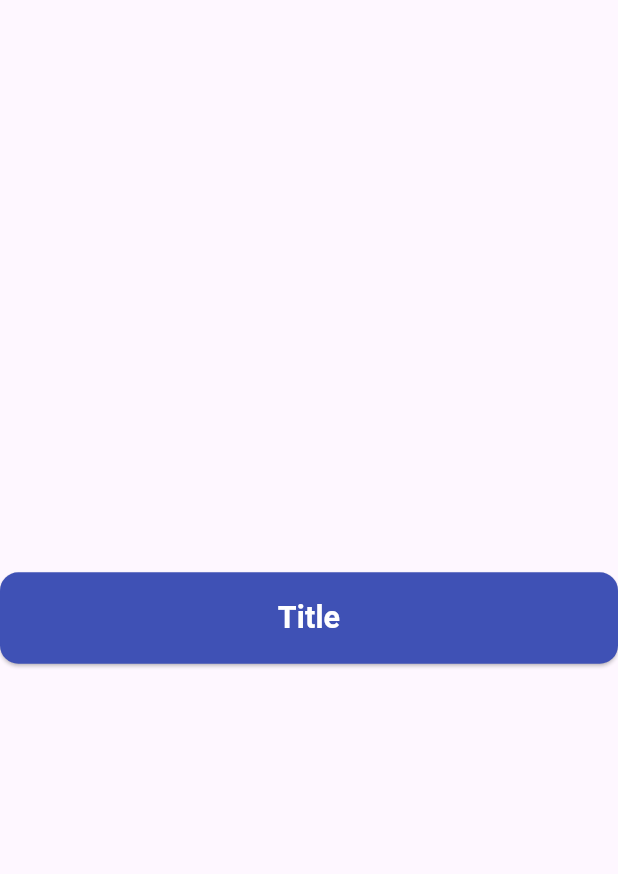
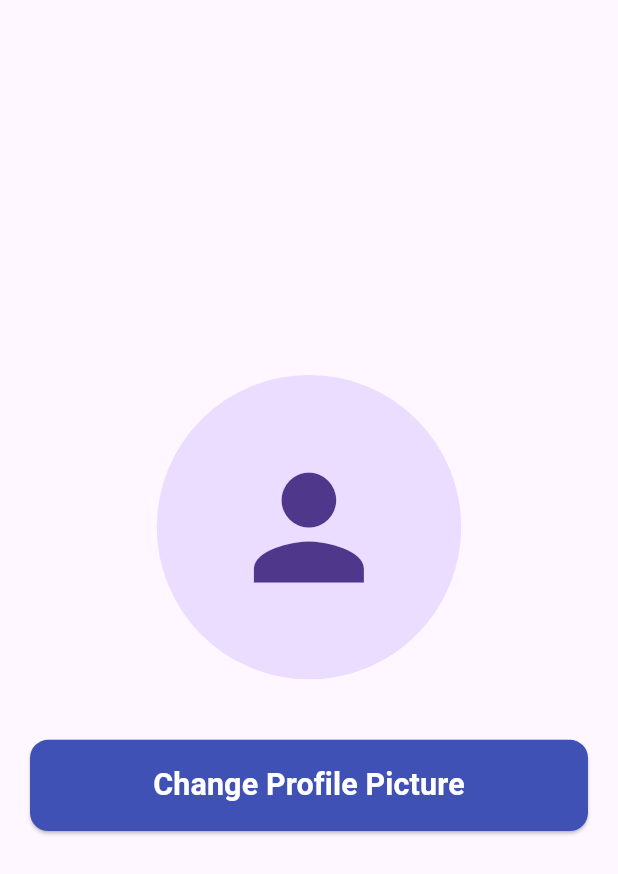
Before and after one commit to mohamdy9520-eng/todo_app, a Flutter app: the UpdateProfileScreen screen opened directly, on a phone screen of 412 x 824 dp. Shown: the top 874 px of the screen. Run offline on Flutter 3.47's test engine with Material 3 defaults, Android fonts, the phone set to English and light mode, and no system bars; our stand-ins replace flutter_screenutil, hive, hive_flutter, image_picker, lottie; accounts and stored records are empty; project files that could hold a hidden picture were left out.

Commit message:
todo app final

```diff
--- a/lib/features/update_profile/update_profile_screen.dart
+++ b/lib/features/update_profile/update_profile_screen.dart
@@ -11,7 +11,15 @@ class UpdateProfileScreen extends StatelessWidget {
       body: Column(
         mainAxisAlignment: MainAxisAlignment.center,
         children: [
-          CustomAppButtom(title: "Title",
+          CircleAvatar(
+            radius:100.h,
+            child: Icon(Icons.person, size: 100.w),
+          ),
+          SizedBox(height: 20.h,),
+
+          Padding(
+            padding: const EdgeInsets.all(20.0),
+            child: CustomAppButtom(title: "Change Profile Picture",
             onPressed: (){
               showModalBottomSheet(context: context, builder: (context){
                 return Padding(
@@ -30,7 +38,8 @@ class UpdateProfileScreen extends StatelessWidget {
                   ),
                 );
               });
-          },)
+            },),
+          )
         ],
       ),
     );
```
Lines whose indentation alone changed are shown as unchanged.
